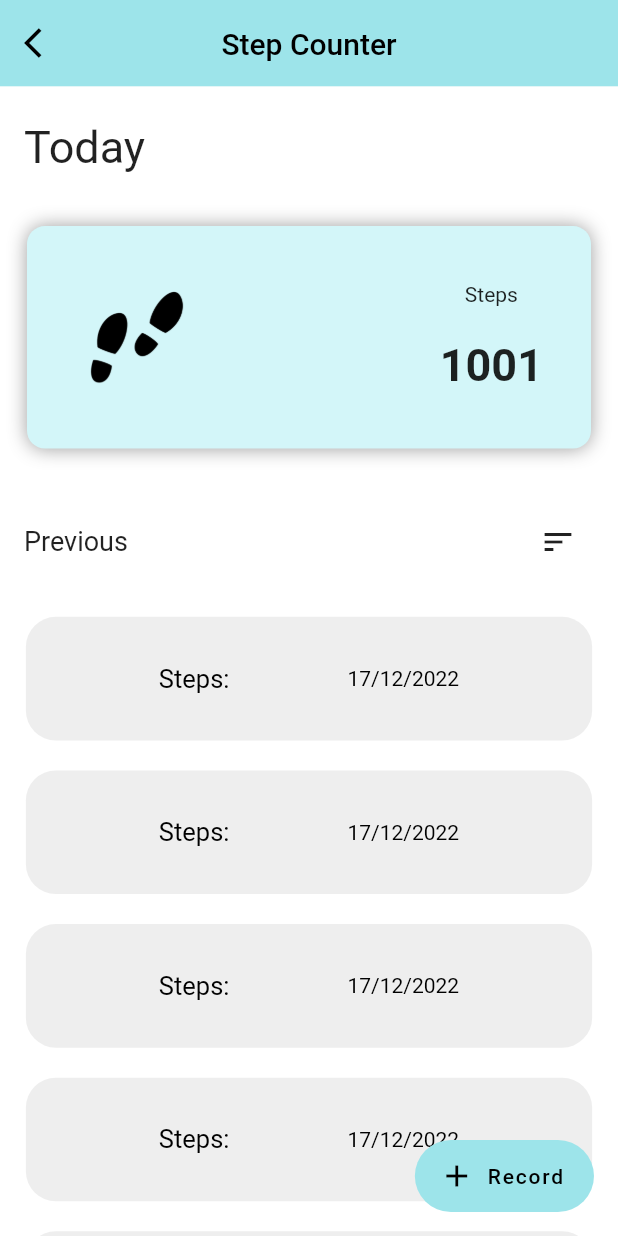
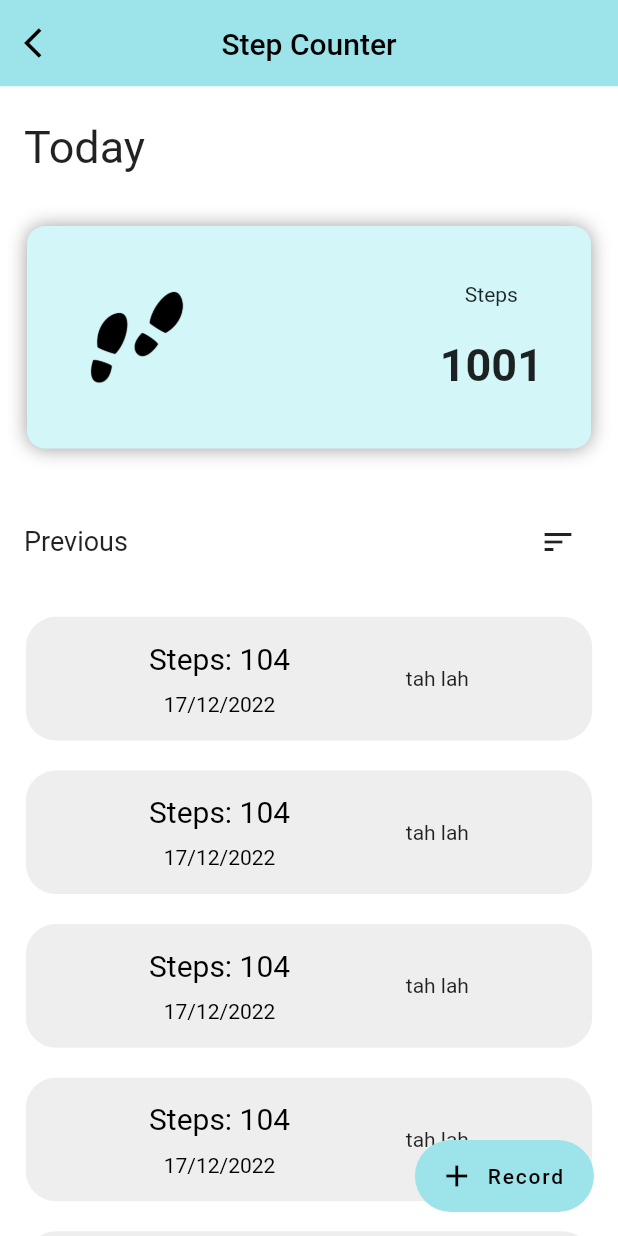
Before and after one commit to wanysamsuri/flutter_clinical, a Flutter app: the StepMainScreen screen opened directly, on a phone screen of 412 x 824 dp. Run offline on Flutter 3.47's test engine with Material 2 defaults, Android fonts, the phone set to English and light mode, and no system bars; our stand-ins replace cached_network_image, carousel_slider, device_info_plus, email_validator, fl_chart, flutter_rating_stars and 16 more; missing offline and left inert: clickable_list_wheel_view, flutter_3d_choice_chip, gauges, html2md, onesignal_flutter, pretty_gauge and 2 more; accounts and stored records are empty.

Commit message:
pedometer main

```diff
--- a/lib/pedometer/step_screen.dart
+++ b/lib/pedometer/step_screen.dart
@@ -55,6 +55,7 @@ class _StepMainScreenState extends State<StepMainScreen> {
                 color: Colors.black,
               ),
               onTap: () {
+                Navigator.pop(context);
                 Navigator.pop(context);
               },
             )),
@@ -225,14 +226,18 @@ class _StepMainScreenState extends State<StepMainScreen> {
 
                                   //body listview
                                   child: Container(
-                                    padding: EdgeInsets.all(10),
+                                    padding: EdgeInsets.all(5),
                                     height: Adaptive.h(10),
-                                    width: screenWidth,
+                                    // width: screenWidth,
                                     decoration: BoxDecoration(
                                       color: Colors.grey[200],
                                       borderRadius: BorderRadius.circular(20),
                                     ),
                                     child: Row(
+                                      mainAxisAlignment:
+                                          MainAxisAlignment.spaceEvenly,
+                                      children: [
+                                        Column(
                                           mainAxisAlignment:
                                               MainAxisAlignment.spaceEvenly,
                                           children: [
@@ -242,10 +247,10 @@ class _StepMainScreenState extends State<StepMainScreen> {
 
                                             Container(
                                               child: Text(
-                                            'Steps:',
+                                                'Steps: 104',
                                                 textAlign: TextAlign.left,
                                                 style: TextStyle(
-                                              fontSize: 17,
+                                                  fontSize: 20,
                                                   // fontWeight:
                                                   //     FontWeight.bold,
                                                   color: Colors.black,
@@ -266,6 +271,11 @@ class _StepMainScreenState extends State<StepMainScreen> {
                                             ),
                                           ],
                                         ),
+                                        Container(
+                                          child: Text('tah lah'),
+                                        )
+                                      ],
+                                    ),
                                   ),
                                 );
                               }),
```
Lines whose indentation alone changed are shown as unchanged.
